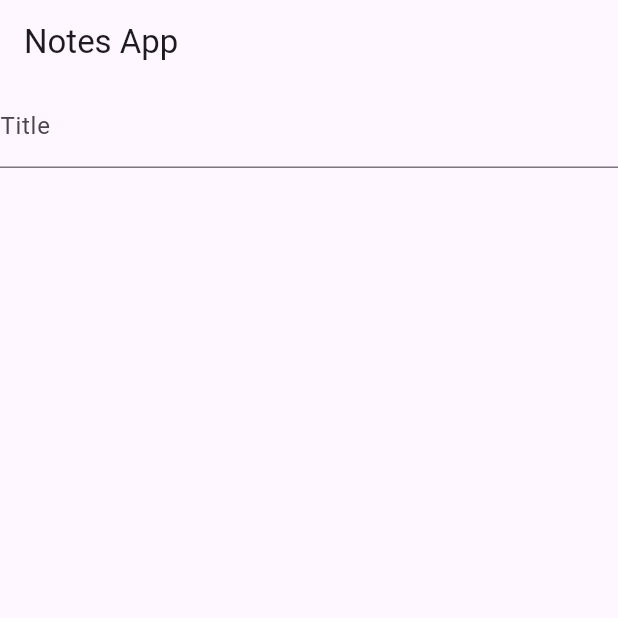
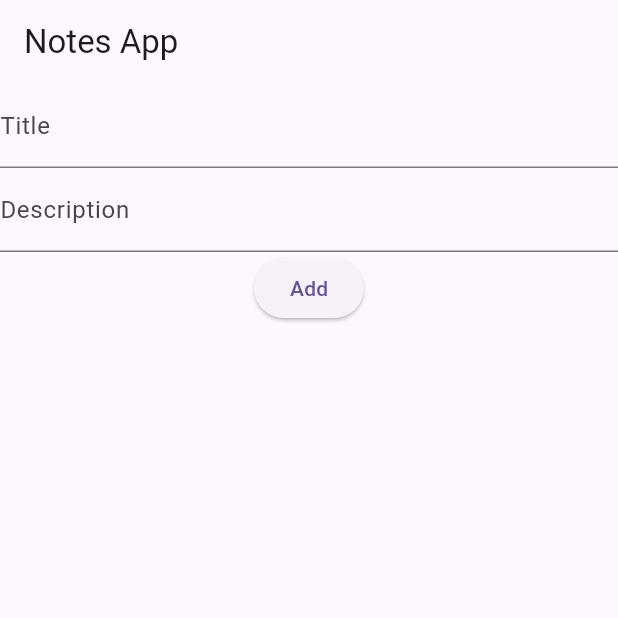
Before and after one commit to rahul05-code/note_app, a Flutter app: the screen it shows after launch, on a phone screen of 412 x 824 dp, the top half of it. Run offline on Flutter 3.47's test engine with Material 3 defaults, Android fonts, the phone set to English and light mode, and no system bars.

Commit message:
add note

```diff
--- /dev/null
+++ b/lib/models/note.dart
@@ -0,0 +1,5 @@
+class Note {
+  String title;
+  String descreption;
+  Note({required this.title, required this.descreption});
+}
--- a/lib/screens/note_screen.dart
+++ b/lib/screens/note_screen.dart
@@ -1,4 +1,5 @@
 import 'package:flutter/material.dart';
+import 'package:note_app/models/note.dart';
 
 class NoteScreen extends StatefulWidget {
   const NoteScreen({super.key});
@@ -10,6 +11,7 @@ class NoteScreen extends StatefulWidget {
 class _NoteScreenState extends State<NoteScreen> {
   TextEditingController titleTxtCntrl = TextEditingController();
   TextEditingController descTxtCntrl = TextEditingController();
+  List<Note> notes = [];
   @override
   Widget build(BuildContext context) {
     return Scaffold(
@@ -18,13 +20,46 @@ class _NoteScreenState extends State<NoteScreen> {
         children: [
           //add
           TextField(
+            controller: titleTxtCntrl,
             decoration: InputDecoration(
               hintText: 'Enter Title',
               labelText: 'Title',
             ),
           ),
+          TextField(
+            controller: descTxtCntrl,
+            decoration: InputDecoration(
+              hintText: 'Enter Description',
+              labelText: 'Description',
+            ),
+          ),
+          ElevatedButton(
+            onPressed: () {
+              if (titleTxtCntrl.text.isNotEmpty &&
+                  descTxtCntrl.text.isNotEmpty) {
+                notes.add(
+                  Note(
+                    title: titleTxtCntrl.text,
+                    descreption: descTxtCntrl.text,
+                  ),
+                );
+                setState(() {});
+              } else {}
+            },
+            child: Text('Add'),
+          ),
 
           //display
+          Expanded(
+            child: ListView.builder(
+              itemCount: notes.length,
+              itemBuilder: (context, index) => ListTile(
+                title: Text('${notes[index].title}'),
+                subtitle: Text('${notes[index].descreption}'),
+                trailing: Icon(Icons.delete),
+              ),
+            ),
+          ),
         ],
       ),
     );
```
